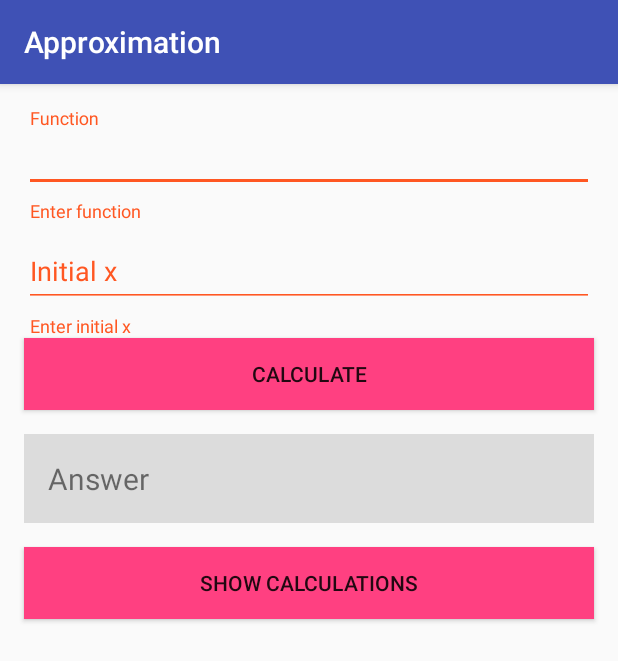
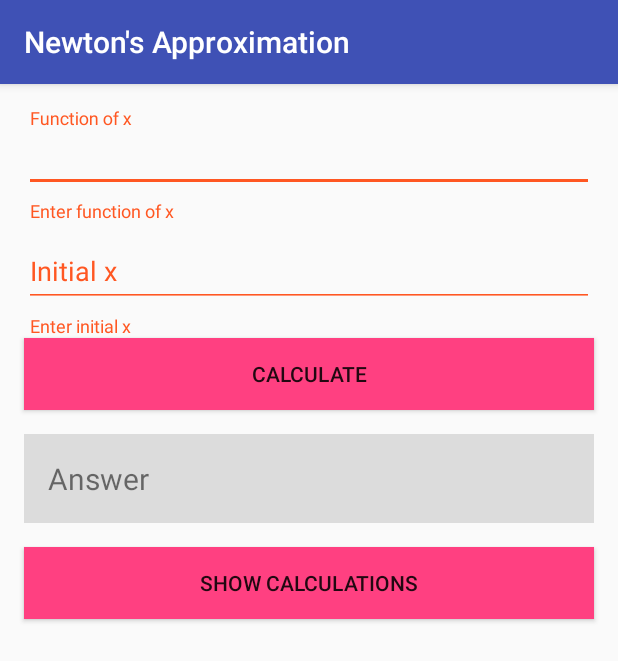
Before and after one commit to divyanshu1234/Approximation, an Android app: the screen it shows after launch (MainActivity), after a tap on "CALCULATE", on a phone screen of 412 x 824 dp. Shown: the top 661 px of the screen. Run offline under Robolectric (Android 15) with nearby library versions, the phone set to English and light mode, and no system bars.

Commit message:
fix: Minor changes

```diff
--- a/app/src/main/AndroidManifest.xml
+++ b/app/src/main/AndroidManifest.xml
@@ -5,7 +5,7 @@
     <application
         android:allowBackup="true"
         android:icon="@mipmap/ic_launcher"
-        android:label="@string/app_name"
+        android:label="Newton's Approximation"
         android:supportsRtl="true"
         android:theme="@style/AppTheme">
         <activity android:name=".MainActivity"
--- a/app/src/main/java/divyanshu/approximation/MainActivity.java
+++ b/app/src/main/java/divyanshu/approximation/MainActivity.java
@@ -1,20 +1,14 @@
 package divyanshu.approximation;
 
 import android.content.Context;
-import android.support.annotation.Nullable;
 import android.support.design.widget.BottomSheetDialogFragment;
 import android.support.design.widget.TextInputLayout;
 import android.support.v7.app.AppCompatActivity;
 import android.os.Bundle;
-import android.view.LayoutInflater;
 import android.view.View;
-import android.view.ViewGroup;
 import android.view.animation.AlphaAnimation;
 import android.view.animation.Animation;
-import android.view.animation.AnimationSet;
 import android.view.inputmethod.InputMethodManager;
-import android.widget.ArrayAdapter;
-import android.widget.ListView;
 import android.widget.TextView;
 
 import org.mariuszgromada.math.mxparser.*;
@@ -27,6 +21,9 @@ public class MainActivity extends AppCompatActivity {
     TextInputLayout til_function;
     TextInputLayout til_initial_x;
     static List<Double> roots = new ArrayList<>();
+    static String function = "";
+    static String initial_x = "";
+    static String data = "";
 
     @Override
     protected void onCreate(Bundle savedInstanceState) {
@@ -42,12 +39,13 @@ public class MainActivity extends AppCompatActivity {
 
     public void calculate(View view) {
 
-        String expression = "(" + til_function.getEditText().getText().toString() + ")";
-        String initial_x = til_initial_x.getEditText().getText().toString();
+        function = "(" + til_function.getEditText().getText().toString() + ")";
+        initial_x = til_initial_x.getEditText().getText().toString();
+
         boolean flag = true;
 
-        if(expression.equals("()")){
-            til_function.setError("Enter function");
+        if(function.equals("()")){
+            til_function.setError("Enter function of x");
             flag = false;
         }else
             til_function.setError(null);
@@ -60,7 +58,7 @@ public class MainActivity extends AppCompatActivity {
 
         if(flag){
             Argument x = new Argument("x = " + initial_x);
-            Expression ex = new Expression("x - " + expression + "/" + "der(" + expression + ", x)" , x);
+            Expression ex = new Expression("x - " + function + "/" + "der(" + function + ", x)" , x);
             boolean flag2 = true;
 
             if(!ex.checkSyntax()){
@@ -73,7 +71,10 @@ public class MainActivity extends AppCompatActivity {
             if(flag2) {
                 roots.clear();
 
-                InputMethodManager imm = (InputMethodManager)getSystemService(Context.INPUT_METHOD_SERVICE);
+                data = "f(x) = " + function.substring(1, function.length()-1)
+                        + "\nInitial x = " + initial_x;
+
+                        InputMethodManager imm = (InputMethodManager)getSystemService(Context.INPUT_METHOD_SERVICE);
                 imm.hideSoftInputFromWindow(view.getWindowToken(), 0);
 
                 for(int i=0; i<=15; ++i)
@@ -128,7 +129,7 @@ public class MainActivity extends AppCompatActivity {
 
                 @Override
                 public void onAnimationEnd(Animation animation) {
-                    tv_answer.setText(avg + "");
+                    tv_answer.setText(roots.get(14) + "");
                     tv_answer.startAnimation(in);
                 }
 
@@ -141,7 +142,7 @@ public class MainActivity extends AppCompatActivity {
     }
 
     public void show_calculations(View view) {
-        final BottomSheetDialogFragment myBottomSheet = MyBottomSheetDialogFragment.newInstance(roots);
+        final BottomSheetDialogFragment myBottomSheet = MyBottomSheetDialogFragment.newInstance(roots, data);
         myBottomSheet.show(getSupportFragmentManager(), myBottomSheet.getTag());
     }
 }
--- a/app/src/main/res/layout/activity_main.xml
+++ b/app/src/main/res/layout/activity_main.xml
@@ -18,7 +18,7 @@
         <android.support.design.widget.TextInputEditText
             android:layout_width="match_parent"
             android:layout_height="wrap_content"
-            android:hint="Function"
+            android:hint="Function of x"
             android:inputType="textNoSuggestions"/>
 
     </android.support.design.widget.TextInputLayout>
```
Also changed, not shown: app/src/main/java/divyanshu/approximation/MyBottomSheetDialogFragment.java (+8 -5 lines), app/src/main/res/layout/data_sheet.xml (+15 -3 lines).
